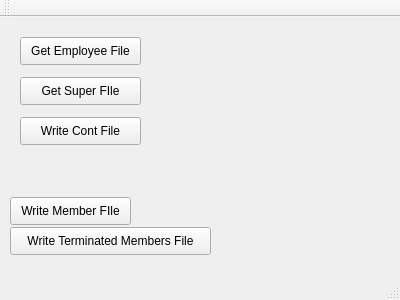
Above: mainwindow.ui from edbrax/MYOBSuperEzy before the change. Below: the same form after it.
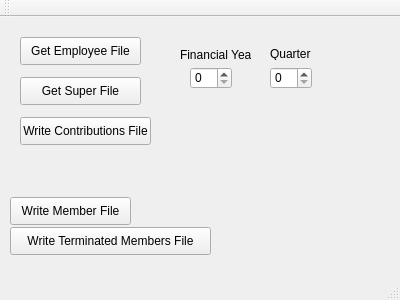
That is the form after the change.

The edit to the form file:
```diff
--- a/mainwindow.ui
+++ b/mainwindow.ui
@@ -37,7 +37,7 @@
      </rect>
     </property>
     <property name="text">
-     <string>Get Super FIle</string>
+     <string>Get Super File</string>
     </property>
    </widget>
    <widget class="QPushButton" name="writeContributionFileButton">
@@ -45,12 +45,12 @@
      <rect>
       <x>20</x>
       <y>100</y>
-      <width>121</width>
+      <width>131</width>
       <height>28</height>
      </rect>
     </property>
     <property name="text">
-     <string>Write Cont File</string>
+     <string>Write Contributions File</string>
     </property>
    </widget>
    <widget class="QPushButton" name="writeMemberFileButton">
@@ -63,7 +63,7 @@
      </rect>
     </property>
     <property name="text">
-     <string>Write Member FIle</string>
+     <string>Write Member File</string>
     </property>
    </widget>
    <widget class="QPushButton" name="writeTerminatedMembersFileButton">
@@ -79,6 +79,52 @@
      <string>Write Terminated Members File</string>
     </property>
    </widget>
+   <widget class="QSpinBox" name="spinFY">
+    <property name="geometry">
+     <rect>
+      <x>190</x>
+      <y>50</y>
+      <width>42</width>
+      <height>22</height>
+     </rect>
+    </property>
+   </widget>
+   <widget class="QSpinBox" name="spinQuarter">
+    <property name="geometry">
+     <rect>
+      <x>270</x>
+      <y>50</y>
+      <width>42</width>
+      <height>22</height>
+     </rect>
+    </property>
+   </widget>
+   <widget class="QLabel" name="label">
+    <property name="geometry">
+     <rect>
+      <x>180</x>
+      <y>30</y>
+      <width>71</width>
+      <height>16</height>
+     </rect>
+    </property>
+    <property name="text">
+     <string>Financial Year</string>
+    </property>
+   </widget>
+   <widget class="QLabel" name="label_2">
+    <property name="geometry">
+     <rect>
+      <x>270</x>
+      <y>30</y>
+      <width>47</width>
+      <height>13</height>
+     </rect>
+    </property>
+    <property name="text">
+     <string>Quarter</string>
+    </property>
+   </widget>
   </widget>
   <widget class="QMenuBar" name="menuBar">
    <property name="geometry">
```
Left out of the diff: 2 changed lines with no effect on the pictures.
